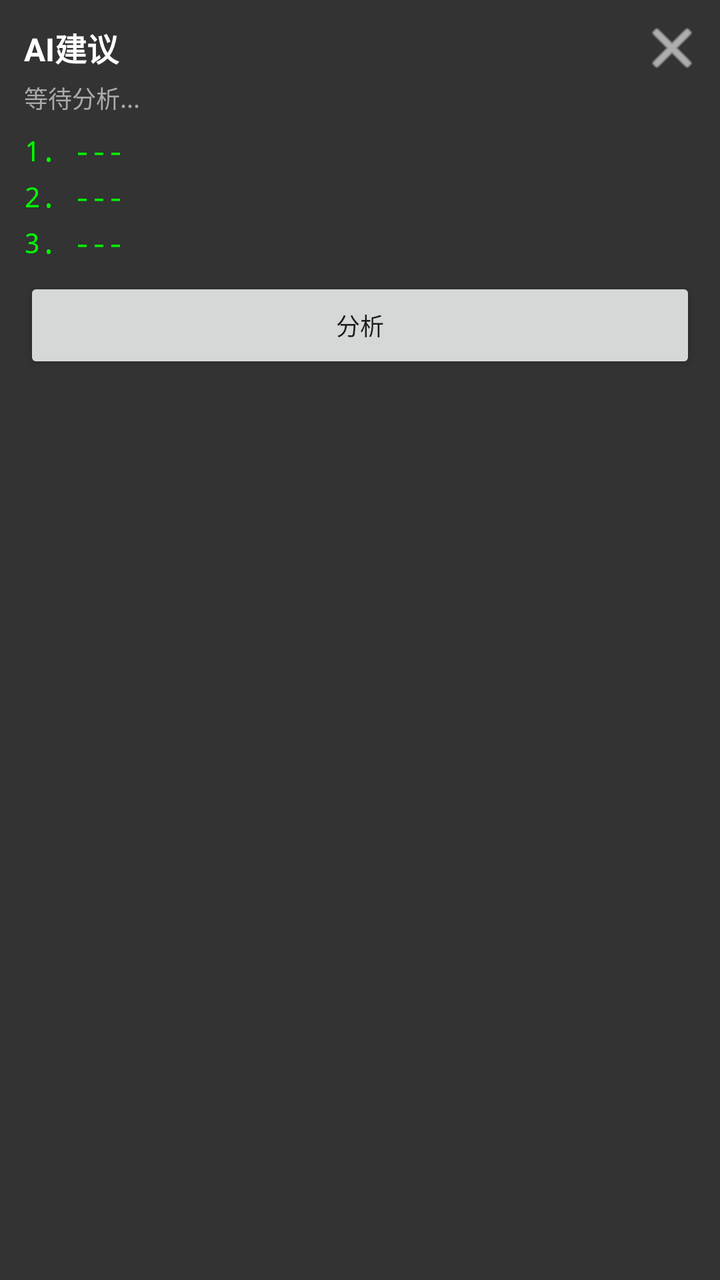
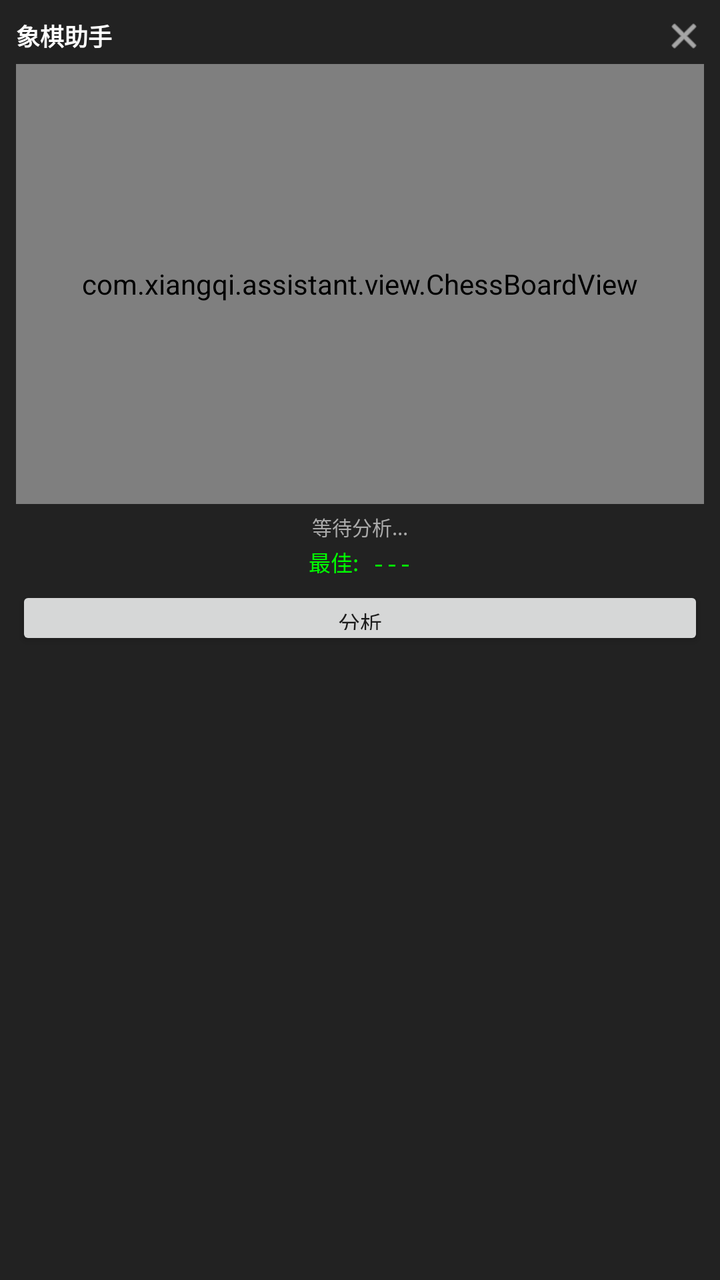

Before-and-after screenshots of an Android layout around one commit, followed by the original layout XML and the change that was made.
<!-- AndroidManifest.xml: application theme Theme.XiangqiAssistant -->
<!-- res/layout/floating_window.xml -->
<?xml version="1.0" encoding="utf-8"?>
<LinearLayout xmlns:android="http://schemas.android.com/apk/res/android"
    android:layout_width="wrap_content"
    android:layout_height="wrap_content"
    android:orientation="vertical"
    android:background="#CC000000"
    android:padding="12dp">

    <LinearLayout
        android:layout_width="match_parent"
        android:layout_height="wrap_content"
        android:orientation="horizontal">
        
        <TextView
            android:layout_width="0dp"
            android:layout_height="wrap_content"
            android:layout_weight="1"
            android:text="AI建议"
            android:textColor="@android:color/white"
            android:textSize="16sp"
            android:textStyle="bold" />
        
        <ImageButton
            android:id="@+id/btn_close"
            android:layout_width="24dp"
            android:layout_height="24dp"
            android:background="?attr/selectableItemBackgroundBorderless"
            android:src="@android:drawable/ic_menu_close_clear_cancel"
            android:tint="@android:color/white" />
    </LinearLayout>

    <TextView
        android:id="@+id/tv_status"
        android:layout_width="match_parent"
        android:layout_height="wrap_content"
        android:text="等待分析..."
        android:textColor="#AAAAAA"
        android:textSize="12sp"
        android:layout_marginTop="4dp" />

    <TextView
        android:id="@+id/tv_move1"
        android:layout_width="match_parent"
        android:layout_height="wrap_content"
        android:text="1. ---"
        android:textColor="#00FF00"
        android:textSize="14sp"
        android:layout_marginTop="8dp"
        android:fontFamily="monospace" />

    <TextView
        android:id="@+id/tv_move2"
        android:layout_width="match_parent"
        android:layout_height="wrap_content"
        android:text="2. ---"
        android:textColor="#00FF00"
        android:textSize="14sp"
        android:layout_marginTop="4dp"
        android:fontFamily="monospace" />

    <TextView
        android:id="@+id/tv_move3"
        android:layout_width="match_parent"
        android:layout_height="wrap_content"
        android:text="3. ---"
        android:textColor="#00FF00"
        android:textSize="14sp"
        android:layout_marginTop="4dp"
        android:fontFamily="monospace" />

    <Button
        android:id="@+id/btn_analyze"
        android:layout_width="match_parent"
        android:layout_height="wrap_content"
        android:text="分析"
        android:textSize="12sp"
        android:layout_marginTop="8dp" />

</LinearLayout>
<!-- resources referenced by this layout -->
<resources>
  <style name="Theme.XiangqiAssistant" parent="Theme.MaterialComponents.DayNight.DarkActionBar">
          <item name="colorPrimary">@color/purple_500</item>
          <item name="colorPrimaryVariant">@color/purple_700</item>
          <item name="colorOnPrimary">@color/white</item>
          <item name="colorSecondary">@color/teal_200</item>
          <item name="colorSecondaryVariant">@color/teal_700</item>
          <item name="colorOnSecondary">@color/black</item>
          <item name="android:statusBarColor">?attr/colorPrimaryVariant</item>
      </style>
  <color name="purple_500">#FF6200EE</color>
  <color name="purple_700">#FF3700B3</color>
  <color name="white">#FFFFFFFF</color>
  <color name="teal_200">#FF03DAC5</color>
  <color name="teal_700">#FF018786</color>
  <color name="black">#FF000000</color>
</resources>

<!-- the commit's change to res/layout/floating_window.xml (unified diff, before → after) -->
@@ -1,79 +1,78 @@
 <?xml version="1.0" encoding="utf-8"?>
 <LinearLayout xmlns:android="http://schemas.android.com/apk/res/android"
-    android:layout_width="wrap_content"
+    android:layout_width="200dp"
     android:layout_height="wrap_content"
     android:orientation="vertical"
-    android:background="#CC000000"
-    android:padding="12dp">
+    android:background="#DD000000"
+    android:padding="8dp">
 
+    
     <LinearLayout
         android:layout_width="match_parent"
         android:layout_height="wrap_content"
-        android:orientation="horizontal">
+        android:orientation="horizontal"
+        android:gravity="center_vertical">
         
         <TextView
             android:layout_width="0dp"
             android:layout_height="wrap_content"
             android:layout_weight="1"
-            android:text="AI建议"
+            android:text="象棋助手"
             android:textColor="@android:color/white"
-            android:textSize="16sp"
+            android:textSize="12sp"
             android:textStyle="bold" />
         
         <ImageButton
             android:id="@+id/btn_close"
-            android:layout_width="24dp"
-            android:layout_height="24dp"
+            android:layout_width="20dp"
+            android:layout_height="20dp"
             android:background="?attr/selectableItemBackgroundBorderless"
             android:src="@android:drawable/ic_menu_close_clear_cancel"
-            android:tint="@android:color/white" />
+            android:tint="@android:color/white"
+            android:scaleType="fitCenter" />
     </LinearLayout>
 
-    <TextView
-        android:id="@+id/tv_status"
+    
+    <com.xiangqi.assistant.view.ChessBoardView
+        android:id="@+id/chess_board"
+        android:layout_width="match_parent"
+        android:layout_height="220dp"
+        android:layout_marginTop="4dp" />
+
+    
+    <LinearLayout
         android:layout_width="match_parent"
         android:layout_height="wrap_content"
-        android:text="等待分析..."
-        android:textColor="#AAAAAA"
-        android:textSize="12sp"
-        android:layout_marginTop="4dp" />
-
-    <TextView
-        android:id="@+id/tv_move1"
-        android:layout_width="match_parent"
-        android:layout_height="wrap_content"
-        android:text="1. ---"
-        android:textColor="#00FF00"
-        android:textSize="14sp"
-        android:layout_marginTop="8dp"
-        android:fontFamily="monospace" />
-
-    <TextView
-        android:id="@+id/tv_move2"
-        android:layout_width="match_parent"
-        android:layout_height="wrap_content"
-        android:text="2. ---"
-        android:textColor="#00FF00"
-        android:textSize="14sp"
-        android:layout_marginTop="4dp"
-        android:fontFamily="monospace" />
-
-    <TextView
-        android:id="@+id/tv_move3"
-        android:layout_width="match_parent"
-        android:layout_height="wrap_content"
-        android:text="3. ---"
-        android:textColor="#00FF00"
-        android:textSize="14sp"
-        android:layout_marginTop="4dp"
-        android:fontFamily="monospace" />
-
-    <Button
-        android:id="@+id/btn_analyze"
-        android:layout_width="match_parent"
-        android:layout_height="wrap_content"
-        android:text="分析"
-        android:textSize="12sp"
-        android:layout_marginTop="8dp" />
+        android:orientation="vertical"
+        android:layout_marginTop="4dp">
+        
+        <TextView
+            android:id="@+id/tv_status"
+            android:layout_width="match_parent"
+            android:layout_height="wrap_content"
+            android:text="等待分析..."
+            android:textColor="#AAAAAA"
+            android:textSize="10sp"
+            android:gravity="center" />
+        
+        <TextView
+            android:id="@+id/tv_best_move"
+            android:layout_width="match_parent"
+            android:layout_height="wrap_content"
+            android:text="最佳: ---"
+            android:textColor="#00FF00"
+            android:textSize="11sp"
+            android:layout_marginTop="2dp"
+            android:gravity="center"
+            android:fontFamily="monospace" />
+        
+        <Button
+            android:id="@+id/btn_analyze"
+            android:layout_width="match_parent"
+            android:layout_height="32dp"
+            android:text="分析"
+            android:textSize="11sp"
+            android:layout_marginTop="4dp" />
+    </LinearLayout>
 
 </LinearLayout>
